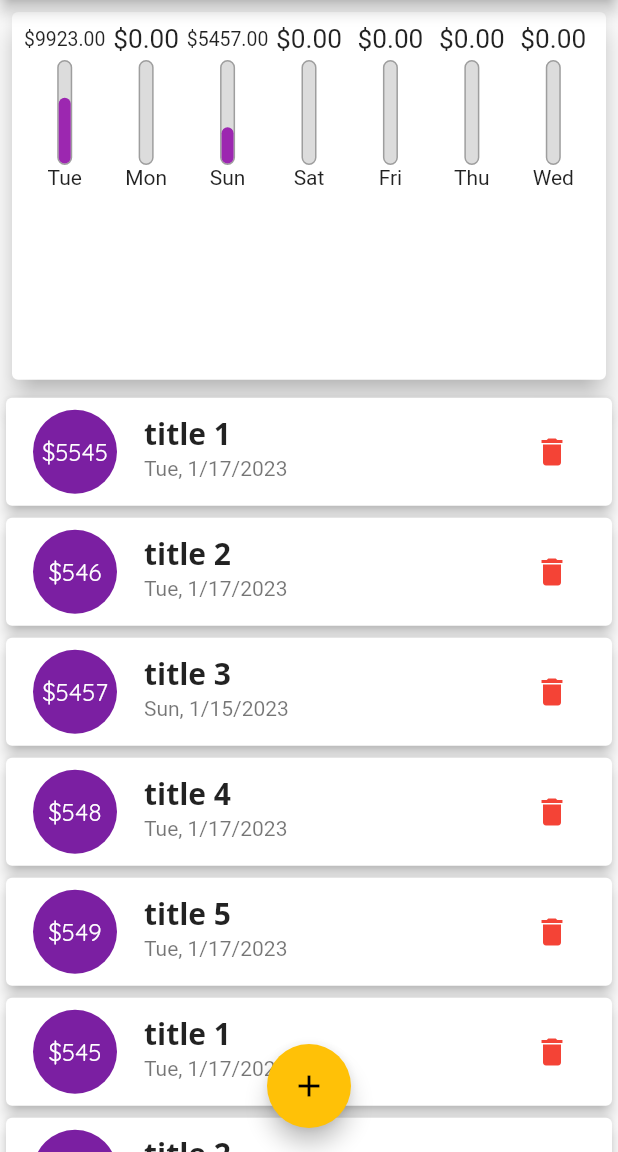
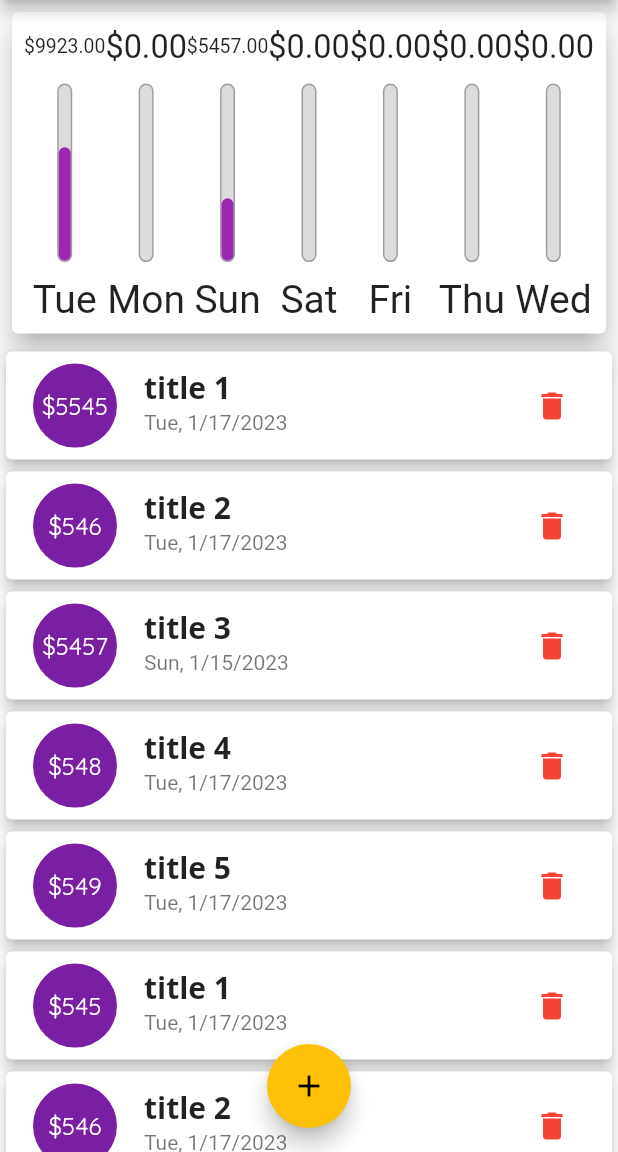
Before and after one commit to pd28CSE/flutter_personal_expenses1, a Flutter app: the screen it shows after launch, on a phone screen of 412 x 824 dp, the part 84-1236 px from its top. Run offline on Flutter 3.47's test engine with Material 2 defaults, Android fonts, the phone set to English and light mode, and no system bars.

Commit message:
responsive portrait mode

```diff
--- a/lib/main.dart
+++ b/lib/main.dart
@@ -148,14 +148,14 @@ class _HomeState extends State<_Home> {
               height: (MediaQuery.of(context).size.height -
                       MediaQuery.of(context).padding.top -
                       appBar.preferredSize.height) *
-                  0.34,
+                  0.3,
               child: Chart(recentTransactions: _transactions),
             ),
             Container(
               height: (MediaQuery.of(context).size.height -
                       MediaQuery.of(context).padding.top -
                       appBar.preferredSize.height) *
-                  0.66,
+                  0.7,
               child: TransactionList(
                   transactions: _transactions,
                   deleteTransaction: _deleteTransaction),
--- a/lib/widgets/chart_bar.dart
+++ b/lib/widgets/chart_bar.dart
@@ -13,15 +13,17 @@ class ChartBar extends StatelessWidget {
 
   @override
   Widget build(BuildContext context) {
+    return LayoutBuilder(
+      builder: (BuildContext cntx, BoxConstraints constraints) {
         return Column(
           children: [
             Container(
-            height: 20,
+                height: constraints.maxHeight * 0.15,
                 child: FittedBox(
                     child: Text('\$${sepndingAmount.toStringAsFixed(2)}'))),
-        SizedBox(height: 4),
+            SizedBox(height: constraints.maxHeight * 0.05),
             Container(
-          height: 70,
+              height: constraints.maxHeight * 0.6,
               width: 10,
               // // ------>> With Stack Chart Bar Design <<------
               // child: Stack(
@@ -66,8 +68,14 @@ class ChartBar extends StatelessWidget {
                 ),
               ),
             ),
-        Text(label),
+            SizedBox(height: constraints.maxHeight * 0.05),
+            Container(
+              height: constraints.maxHeight * 0.15,
+              child: FittedBox(child: Text(label)),
+            ),
           ],
+        );
+      },
     );
   }
 }
```
Lines whose indentation alone changed are shown as unchanged.
